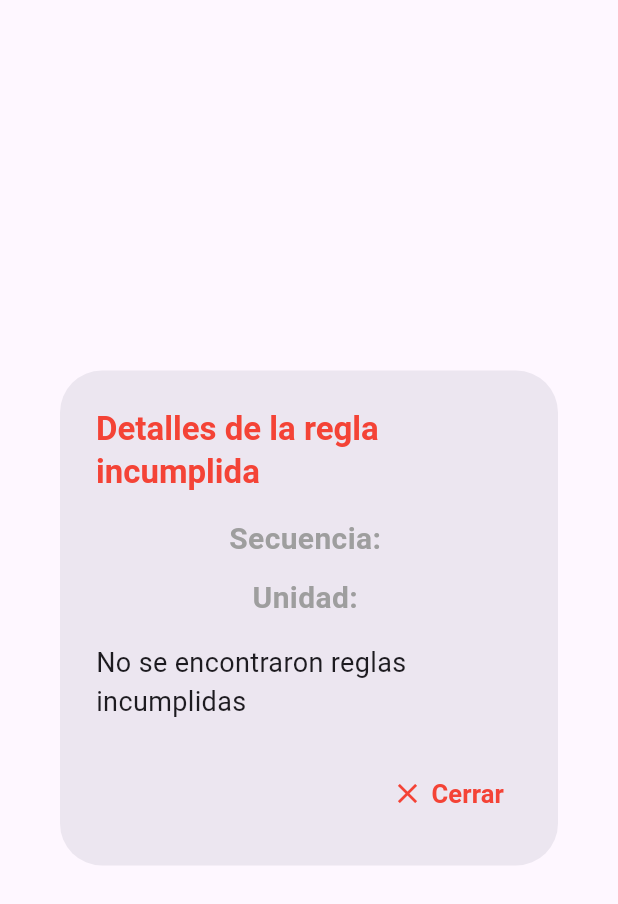
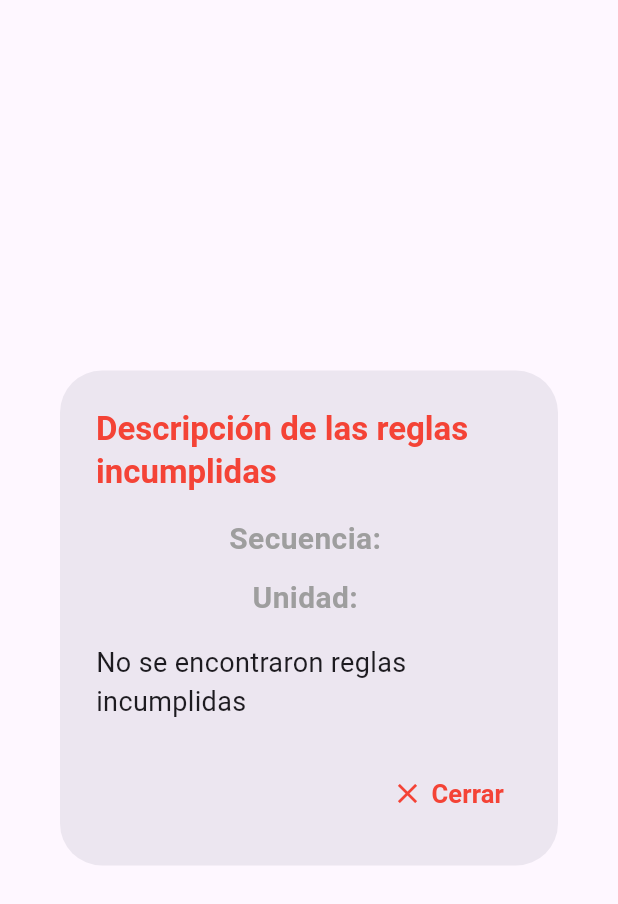
Before and after one commit to jesusramirez99/SafeTrain, a Flutter app: the _DraggableAlertDialog widget shown alone on an empty page, opened directly with empty values, on a phone screen of 412 x 824 dp. Shown: the top 904 px of the screen. Run offline on Flutter 3.47's test engine with Material 3 defaults, Android fonts, the phone set to English and light mode, and no system bars; our stand-ins replace another_flushbar, data_table_2, file_picker, responsive_framework, web; missing offline and left inert: dart:html, dart:js_interop, table_sticky_headers; accounts and stored records are empty.

Commit message:
UPDATE description rules

```diff
--- a/lib/widgets/table_info_train.dart
+++ b/lib/widgets/table_info_train.dart
@@ -330,7 +330,7 @@ class __DraggableAlertDialogState extends State<_DraggableAlertDialog> {
         child: AlertDialog(
           title: const Center(
             child: Text(
-              'Detalles de la regla incumplida',
+              'Descripción de las reglas incumplidas',
               style: TextStyle(
                 fontSize: 22.0,
                 fontWeight: FontWeight.bold,
```
